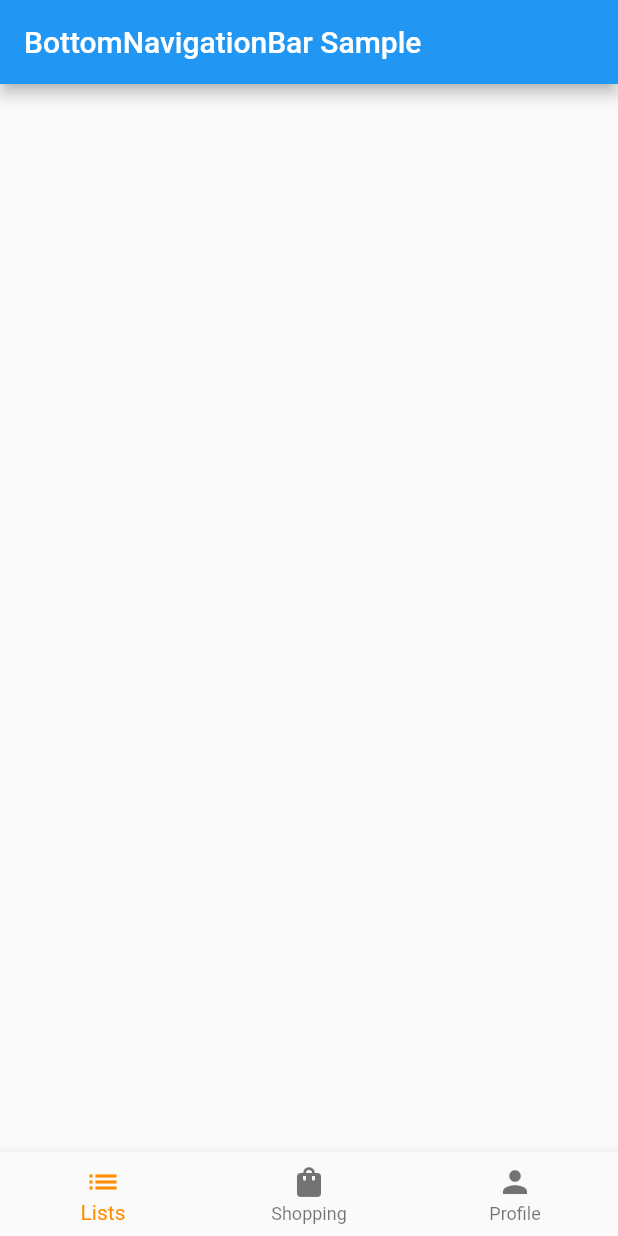
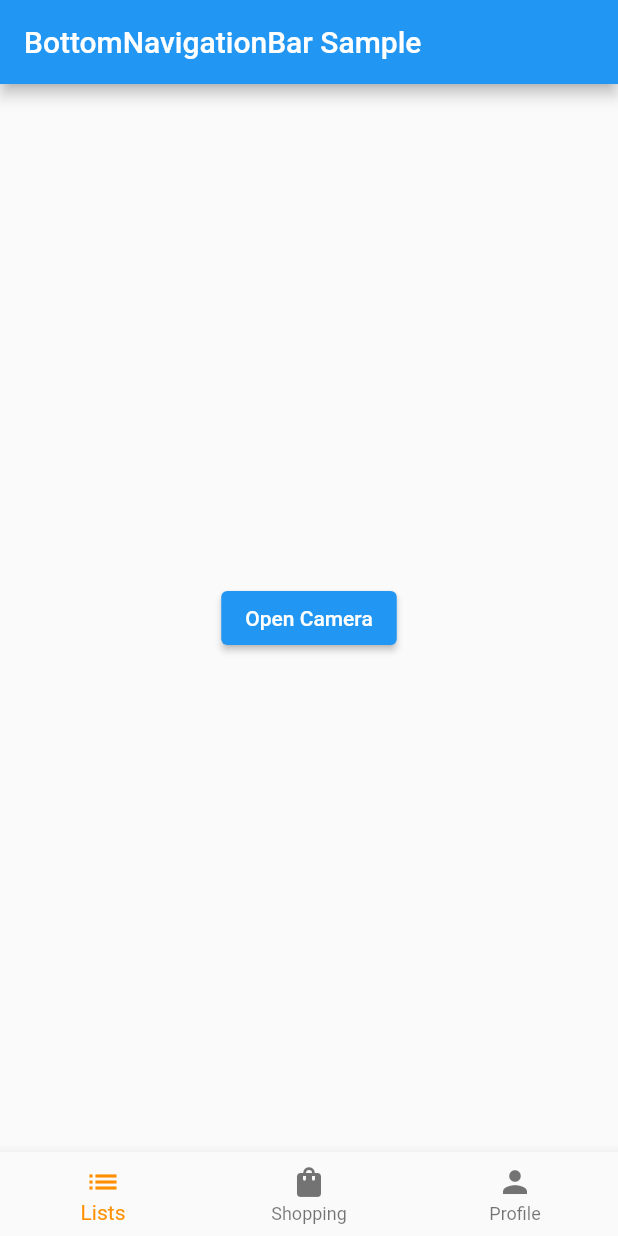
Before and after one commit to KingBobJoeIV/screen_app, a Flutter app: the screen it shows after launch, on a phone screen of 412 x 824 dp. Run offline on Flutter 3.47's test engine with Material 2 defaults, Android fonts, the phone set to English and light mode, and no system bars; our stand-ins replace camera.

Commit message:
access camera from lists button

```diff
--- a/lib/main.dart
+++ b/lib/main.dart
@@ -49,7 +49,7 @@ class _MyStatefulWidgetState extends State<MyStatefulWidget> {
         Navigator.push(
           context,
           //MaterialPageRoute(builder: (context) => Lists()),
-          MaterialPageRoute(builder: (context) => TakePictureScreen(camera: globals.camera)),
+          MaterialPageRoute(builder: (context) => Lists()),
         );
       }
       else if (_selectedIndex == 1){
@@ -74,17 +74,17 @@ class _MyStatefulWidgetState extends State<MyStatefulWidget> {
       appBar: AppBar(
         title: const Text('BottomNavigationBar Sample'),
       ),
-      /*body: Center(
+      body: Center(
         child: ElevatedButton(
-          child: Text('Open route'),
+          child: Text('Open Camera'),
           onPressed: () {
             Navigator.push(
               context,
-              MaterialPageRoute(builder: (context) => Lists()),
+              MaterialPageRoute(builder: (context) => TakePictureScreen(camera: globals.camera)),
             );
           },
         ),
-      ),*/
+      ),
       bottomNavigationBar: BottomNavigationBar(
         items: const <BottomNavigationBarItem>[
           BottomNavigationBarItem(
@@ -165,50 +165,6 @@ class Profile extends StatelessWidget {
   }
 }
 
-/*
-class TakePictureScreen(camera: firstCamera) extends StatelessWidget {
-  @override
-  Widget build(BuildContext context) {
-    return Scaffold(
-      appBar: AppBar(
-        title: Text("Profile"),
-      ),
-      body: Center(
-        child: ElevatedButton(
-          onPressed: () {
-            Navigator.pop(context);
-          },
-          child: Text('Go back!'),
-        ),
-      ),
-    );
-  }
-}
-*/
-
-/*
-Future<void> main() async {
-  // Ensure that plugin services are initialized so that `availableCameras()`
-  // can be called before `runApp()`
-  WidgetsFlutterBinding.ensureInitialized();
-
-  // Obtain a list of the available cameras on the device.
-  final cameras = await availableCameras();
-
-  // Get a specific camera from the list of available cameras.
-  final firstCamera = cameras.first;
-
-  runApp(
-    MaterialApp(
-      theme: ThemeData.dark(),
-      home: TakePictureScreen(
-        // Pass the appropriate camera to the TakePictureScreen widget.
-        camera: firstCamera,
-      ),
-    ),
-  );
-}
-*/
 // A screen that allows users to take a picture using a given camera.
 class TakePictureScreen extends StatefulWidget {
   final CameraDescription camera;
```
